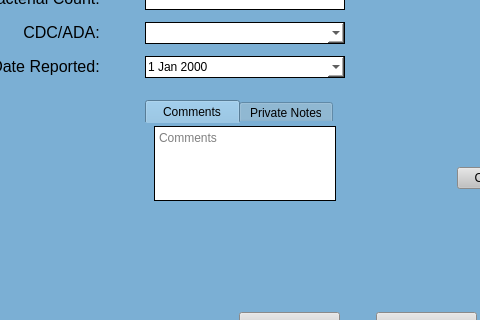
First picture: the form in UI Screens/COMBdb_DUWL_Result_Form.ui, repository Kasmanian/COMBDb-oldgen, before the edit; both pictures show x 252 to 732 and y 327 to 647 of the 1314 by 864 pixel window.
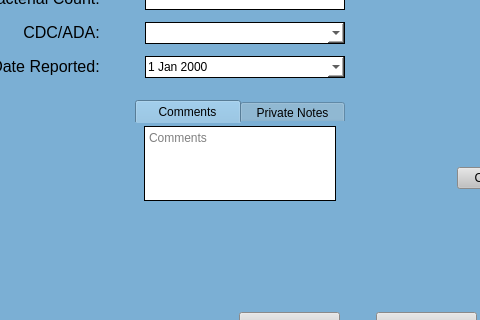
Second picture: the form after the edit.

What changed in the file:
```diff
--- a/UI Screens/COMBdb_DUWL_Result_Form.ui
+++ b/UI Screens/COMBdb_DUWL_Result_Form.ui
@@ -551,7 +551,7 @@
               </property>
               <property name="maximumSize">
                <size>
-                <width>200</width>
+                <width>210</width>
                 <height>16777215</height>
                </size>
               </property>
@@ -565,7 +565,7 @@
 }
 QTabBar::tab {
 	height: 23px; 
-	width: 94px;
+	width: 105px;
 }</string>
               </property>
               <property name="currentIndex">
```
Left out of the diff: 336 changed lines with no effect on the pictures.
